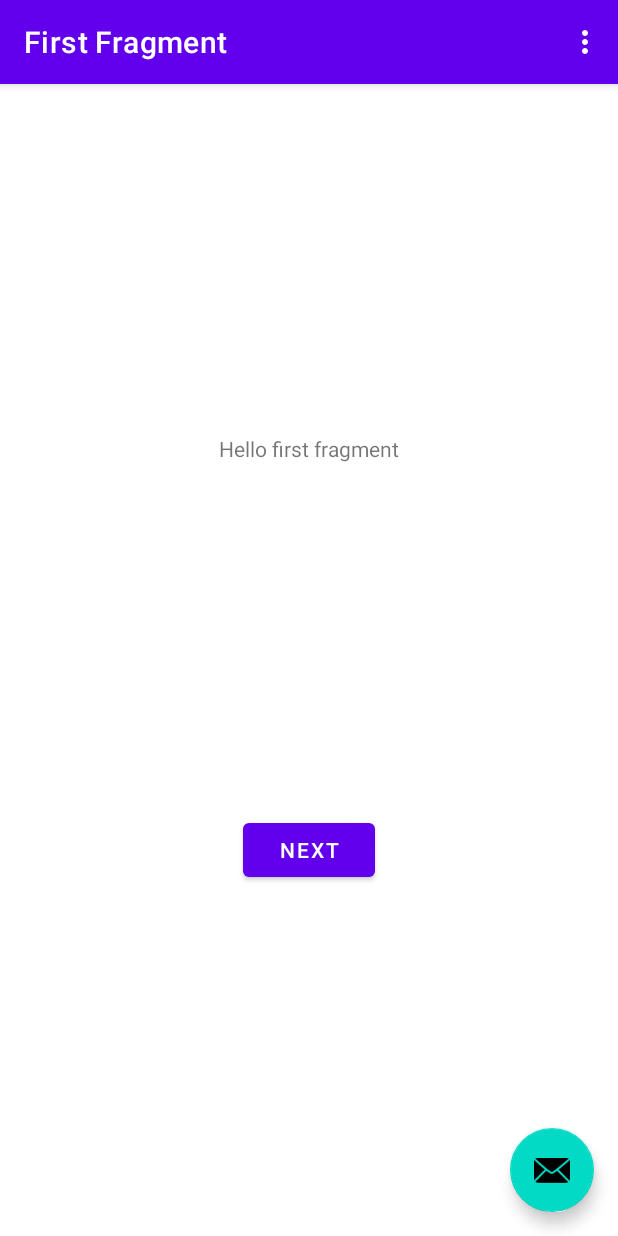
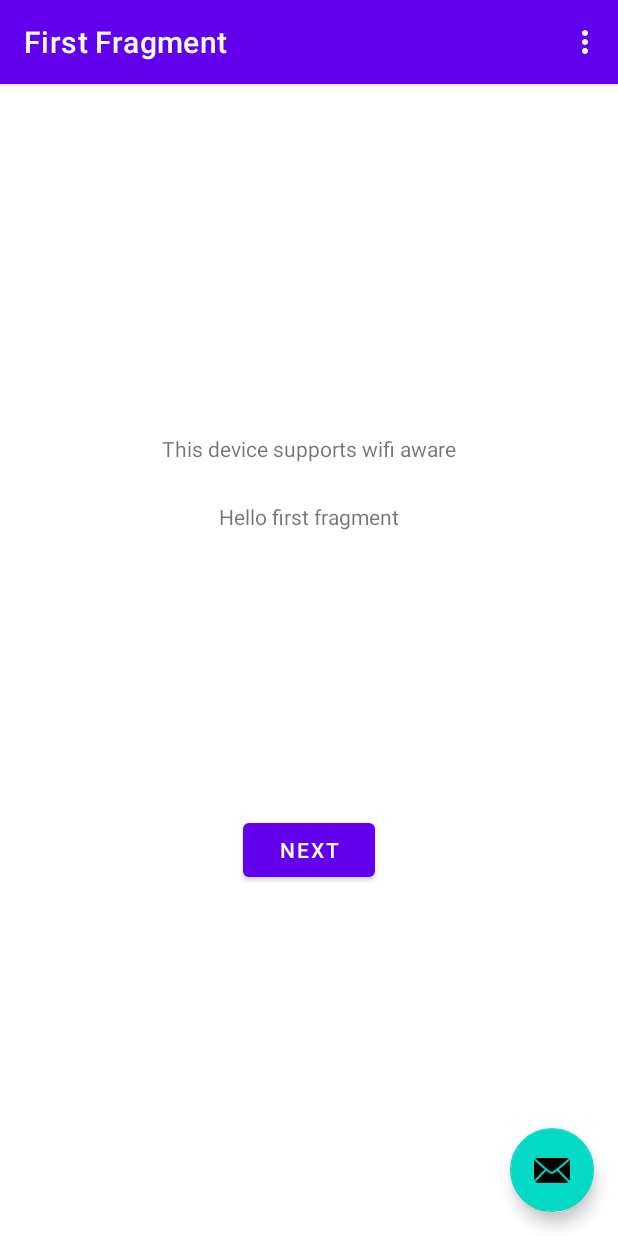
Before and after one commit to Agriad/OpenNan-Test, an Android app: the screen it shows after launch (MainActivity), on a phone screen of 412 x 824 dp. Run offline under Robolectric (Android 15) with nearby library versions, the phone set to English and light mode, and no system bars; our stand-ins replace navigation-ui.

Commit message:
add wifi aware broadcast receiver

```diff
--- a/app/build.gradle
+++ b/app/build.gradle
@@ -8,7 +8,7 @@ android {
 
     defaultConfig {
         applicationId "com.example.opennan_test"
-        minSdk 26
+        minSdk 29
         targetSdk 31
         versionCode 1
         versionName "1.0"
--- a/app/src/main/java/com/example/opennan_test/MainActivity.kt
+++ b/app/src/main/java/com/example/opennan_test/MainActivity.kt
@@ -1,8 +1,11 @@
 package com.example.opennan_test
 
+import android.content.BroadcastReceiver
 import android.content.Context
+import android.content.Intent
+import android.content.IntentFilter
 import android.content.pm.PackageManager
-import android.os.Build
+import android.net.wifi.aware.WifiAwareManager
 import android.os.Bundle
 import com.google.android.material.snackbar.Snackbar
 import androidx.appcompat.app.AppCompatActivity
@@ -12,14 +15,16 @@ import androidx.navigation.ui.navigateUp
 import androidx.navigation.ui.setupActionBarWithNavController
 import android.view.Menu
 import android.view.MenuItem
-import androidx.annotation.RequiresApi
+import android.widget.TextView
 import com.example.opennan_test.databinding.ActivityMainBinding
+import java.security.Provider
 
 class MainActivity : AppCompatActivity() {
 
     private lateinit var appBarConfiguration: AppBarConfiguration
     private lateinit var binding: ActivityMainBinding
     private var wifiAwareSupport = false
+    private var wifiAwareAvailable = false
 
     override fun onCreate(savedInstanceState: Bundle?) {
         super.onCreate(savedInstanceState)
@@ -35,15 +40,28 @@ class MainActivity : AppCompatActivity() {
 
         binding.fab.setOnClickListener { view ->
             Snackbar.make(view, "Replace with your own action", Snackbar.LENGTH_LONG)
-                    .setAction("Action", null).show()
+                .setAction("Action", null).show()
+            changeWifiAwareSupportIndicator()
         }
 
+        var wifiAwareManager =
+            this.getSystemService(Context.WIFI_AWARE_SERVICE) as WifiAwareManager?
+        var filter = IntentFilter(WifiAwareManager.ACTION_WIFI_AWARE_STATE_CHANGED)
+
+        val wifiAwareBroadcastReceiver = object : BroadcastReceiver() {
+            override fun onReceive(context: Context, intent: Intent) {
+                // discard current sessions
+                if (wifiAwareManager?.isAvailable == true) {
+                    wifiAwareAvailable = true
+                } else {
+                    wifiAwareAvailable = false
+                }
+            }
+        }
+
+        this.registerReceiver(wifiAwareBroadcastReceiver, filter)
         checkWifiAwareSupport(this)
-
-        if (wifiAwareSupport) {
-            Snackbar.make(binding.root, "Wifi Aware is supported", Snackbar.LENGTH_SHORT)
-                .show()
-        }
+        changeWifiAwareSupportIndicator()
     }
 
     override fun onCreateOptionsMenu(menu: Menu): Boolean {
@@ -73,5 +91,12 @@ class MainActivity : AppCompatActivity() {
             context.packageManager.hasSystemFeature(PackageManager.FEATURE_WIFI_AWARE)
     }
 
-
+    private fun changeWifiAwareSupportIndicator() {
+        val wifiAwareSupportText: TextView = findViewById(R.id.wifi_aware_support)
+        if (wifiAwareSupport) {
+            wifiAwareSupportText.text = "This device supports wifi aware"
+        } else {
+            wifiAwareSupportText.text = "This device does not support wifi aware"
+        }
+    }
 }
--- a/app/src/main/res/layout/fragment_first.xml
+++ b/app/src/main/res/layout/fragment_first.xml
@@ -7,7 +7,7 @@
     tools:context=".FirstFragment">
 
     <TextView
-        android:id="@+id/textview_first"
+        android:id="@+id/wifi_aware_support"
         android:layout_width="wrap_content"
         android:layout_height="wrap_content"
         android:text="@string/hello_first_fragment"
@@ -15,6 +15,18 @@
         app:layout_constraintEnd_toEndOf="parent"
         app:layout_constraintStart_toStartOf="parent"
         app:layout_constraintTop_toTopOf="parent" />
+
+    <TextView
+        android:id="@+id/wifi_aware_availability"
+        android:layout_width="wrap_content"
+        android:layout_height="wrap_content"
+        android:layout_marginTop="45dp"
+        android:text="@string/hello_first_fragment"
+        app:layout_constraintBottom_toTopOf="@+id/button_first"
+        app:layout_constraintEnd_toEndOf="parent"
+        app:layout_constraintStart_toStartOf="parent"
+        app:layout_constraintTop_toTopOf="@+id/wifi_aware_support"
+        app:layout_constraintVertical_bias="0.0" />
 
     <Button
         android:id="@+id/button_first"
@@ -24,5 +36,5 @@
         app:layout_constraintBottom_toBottomOf="parent"
         app:layout_constraintEnd_toEndOf="parent"
         app:layout_constraintStart_toStartOf="parent"
-        app:layout_constraintTop_toBottomOf="@id/textview_first" />
+        app:layout_constraintTop_toBottomOf="@id/wifi_aware_support" />
 </androidx.constraintlayout.widget.ConstraintLayout>
```
